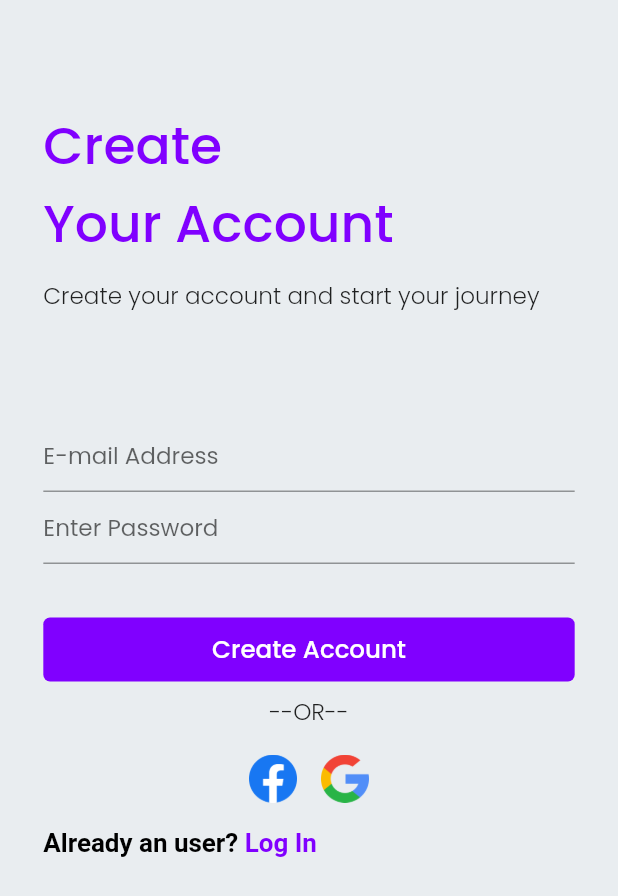
After one commit to irfan701/TourApp, a Flutter app: the SignUpScreen screen opened by its route, on a phone screen of 412 x 824 dp. The commit adds this screen. Shown: the top 896 px of the screen. Run offline on Flutter 3.47's test engine with Material 2 defaults, Android fonts, the phone set to English and light mode, and no system bars; our stand-ins replace dots_indicator, flutter_screenutil, get, google_fonts, lottie.

Commit message:
Added SignUp Screen
Added SignUp Screen

```diff
--- a/lib/const/app_color.dart
+++ b/lib/const/app_color.dart
@@ -2,4 +2,5 @@ import 'package:flutter/material.dart';
 
 class AppColor {
   static const scaffoldColor = Color(0xFFE9EDF0);
+  static const violetColor = Color(0xFF8000FF);
 }
--- a/lib/ui/route/route.dart
+++ b/lib/ui/route/route.dart
@@ -1,11 +1,17 @@
 import 'package:get/get.dart';
+import 'package:tour_app/ui/views/auth/signin_screen.dart';
+import 'package:tour_app/ui/views/auth/signup_screen.dart';
 import 'package:tour_app/ui/views/onboarding_screen.dart';
 import 'package:tour_app/ui/views/splash_screen.dart';
 
 const splash = '/splash-screen';
 const onboarding = '/onboarding-screen';
+const signup = '/signup-screen';
+const signin = '/signin-screen';
 
 List<GetPage> getPages = [
   GetPage(name: splash, page: () => SplashScreen()),
-  GetPage(name: onboarding, page: () => OnboardingScreen())
+  GetPage(name: onboarding, page: () => OnboardingScreen()),
+  GetPage(name: signup, page: () => SignUpScreen()),
+  GetPage(name: signin, page: () => SignInScreen())
 ];
--- a/lib/ui/styles/style.dart
+++ b/lib/ui/styles/style.dart
@@ -4,4 +4,14 @@ import 'package:flutter_screenutil/flutter_screenutil.dart';
 class AppStyle {
   static TextStyle myTextStyle =
       TextStyle(fontWeight: FontWeight.w600, fontSize: 20.sp);
+
+  // formInputDecoration(hintText, fontSize, fontWeight) {
+  //   InputDecoration(
+  //       hintText: hintText,
+  //       hintStyle: TextStyle(fontSize: fontSize, fontWeight: fontWeight));
+  // }
+
+  static InputDecoration textFieldDecoration(hint) => InputDecoration(
+      hintText: hint,
+      hintStyle: TextStyle(fontSize: 16.sp, fontWeight: FontWeight.w400));
 }
--- /dev/null
+++ b/lib/ui/views/auth/signup_screen.dart
@@ -0,0 +1,110 @@
+import 'package:flutter/gestures.dart';
+import 'package:flutter/material.dart';
+import 'package:flutter/src/widgets/container.dart';
+import 'package:flutter/src/widgets/framework.dart';
+import 'package:flutter_screenutil/flutter_screenutil.dart';
+import 'package:get/get.dart';
+import 'package:tour_app/const/app_color.dart';
+import 'package:tour_app/ui/route/route.dart';
+import 'package:tour_app/ui/styles/style.dart';
+import 'package:tour_app/ui/widgets/violet_btn.dart';
+
+class SignUpScreen extends StatelessWidget {
+  //const SignUpScreen({super.key});
+  TextEditingController _email = TextEditingController();
+  TextEditingController _pass = TextEditingController();
+
+  @override
+  Widget build(BuildContext context) {
+    return Scaffold(
+      body: SafeArea(
+        child: Padding(
+          padding: EdgeInsets.only(left: 30.w, right: 30.w, top: 80.h),
+          child: Column(
+            crossAxisAlignment: CrossAxisAlignment.start,
+            children: [
+              Text(
+                'Create \nYour Account',
+                style: TextStyle(
+                    fontWeight: FontWeight.w500,
+                    fontSize: 36.sp,
+                    color: AppColor.violetColor),
+              ),
+              SizedBox(
+                height: 12.h,
+              ),
+              Text(
+                'Create your account and start your journey',
+                style: TextStyle(
+                  fontWeight: FontWeight.w300,
+                  fontSize: 16.sp,
+                ),
+              ),
+              SizedBox(
+                height: 80.h,
+              ),
+              TextFormField(
+                  controller: _email,
+                  keyboardType: TextInputType.emailAddress,
+                  decoration: AppStyle.textFieldDecoration('E-mail Address')),
+              TextFormField(
+                  controller: _email,
+                  keyboardType: TextInputType.emailAddress,
+                  decoration: AppStyle.textFieldDecoration('Enter Password')),
+              SizedBox(
+                height: 40.h,
+              ),
+              VioletBtn('Create Account'),
+              SizedBox(
+                height: 10.h,
+              ),
+              Center(
+                child: Text(
+                  '--OR--',
+                  style: TextStyle(
+                    fontWeight: FontWeight.w300,
+                    fontSize: 16.sp,
+                  ),
+                ),
+              ),
+              SizedBox(
+                height: 10.h,
+              ),
+              Row(
+                mainAxisAlignment: MainAxisAlignment.center,
+                children: [
+                  IconButton(
+                      onPressed: () {},
+                      icon: Image.asset('assets/icons/fb.png')),
+                  IconButton(
+                      onPressed: () {},
+                      icon: Image.asset('assets/icons/google.png'))
+                ],
+              ),
+              SizedBox(
+                height: 10.h,
+              ),
+              RichText(
+                  text: TextSpan(
+                      style: TextStyle(
+                          fontWeight: FontWeight.w600,
+                          fontSize: 18.sp,
+                          color: Colors.black),
+                      text: "Already an user? ",
+                      children: [
+                    TextSpan(
+                        style: TextStyle(
+                            fontWeight: FontWeight.w600,
+                            fontSize: 18.sp,
+                            color: AppColor.violetColor),
+                        text: "Log In",
+                        recognizer: TapGestureRecognizer()
+                          ..onTap = () => Get.toNamed(signin)),
+                  ]))
+            ],
+          ),
+        ),
+      ),
+    );
+  }
+}
--- /dev/null
+++ b/lib/ui/widgets/violet_btn.dart
@@ -0,0 +1,59 @@
+import 'package:flutter/cupertino.dart';
+import 'package:flutter/material.dart';
+import 'package:flutter/src/widgets/container.dart';
+import 'package:flutter/src/widgets/framework.dart';
+import 'package:flutter_screenutil/flutter_screenutil.dart';
+import 'package:get/get.dart';
+import 'package:tour_app/const/app_color.dart';
+
+class VioletBtn extends StatelessWidget {
+  String title;
+  VioletBtn(this.title);
+
+  var _value = false.obs;
+
+  @override
+  Widget build(BuildContext context) {
+    return Obx(() => InkWell(
+          onTap: () {
+            _value.value = true;
+          },
+          child: Container(
+              height: 48.h,
+              width: double.maxFinite,
+              decoration: BoxDecoration(
+                  color: AppColor.violetColor,
+                  borderRadius: BorderRadius.circular(5.r)),
+              child: _value == false
+                  ? Center(
+                      child: Text(
+                        title,
+                        style: TextStyle(
+                            fontSize: 17.sp,
+                            fontWeight: FontWeight.w500,
+                            color: Colors.white),
+                      ),
+                    )
+                  : Row(
+                      mainAxisAlignment: MainAxisAlignment.center,
+                      children: [
+                        Text(
+                          'pls wait',
+                          style: TextStyle(
+                              fontSize: 17.sp,
+                              fontWeight: FontWeight.w500,
+                              color: Colors.white),
+                        ),
+                        SizedBox(
+                          width: 10.w,
+                        ),
+                        Transform.scale(
+                            scale: 0.4,
+                            child: CircularProgressIndicator(
+                              color: Colors.white,
+                            ))
+                      ],
+                    )),
+        ));
+  }
+}
```
Also changed, not shown: lib/ui/views/auth/signin_screen.dart (added, +107 -0 lines), lib/ui/views/onboarding_screen.dart (+3 -10 lines), lib/ui/views/splash_screen.dart (+12 -4 lines), assets/icons/fb.png (added), assets/icons/google.png (added).
